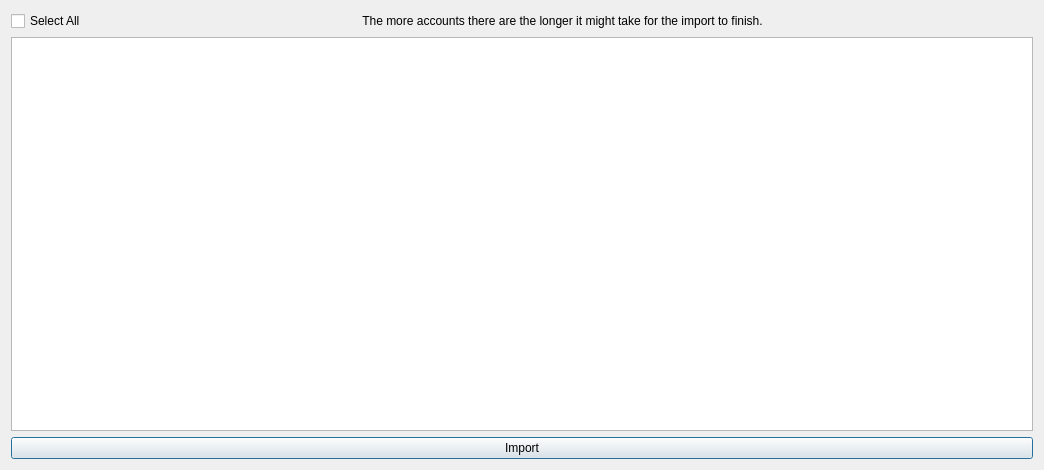
First picture: the form in designs/xml/browser_import_window.ui, repository daniel-deru/WorkMate-3.0, before the edit.
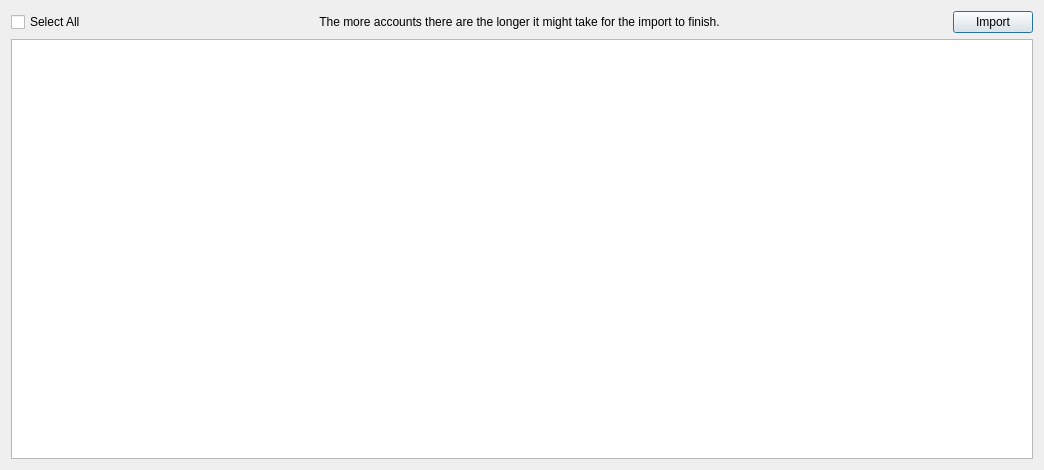
Second picture: the form after the edit.

Diff of the .ui file:
```diff
--- a/designs/xml/browser_import_window.ui
+++ b/designs/xml/browser_import_window.ui
@@ -60,13 +60,6 @@
        </property>
       </widget>
      </item>
-    </layout>
-   </item>
-   <item>
-    <widget class="QTableWidget" name="tbl_accounts"/>
-   </item>
-   <item>
-    <layout class="QHBoxLayout" name="horizontalLayout_2">
      <item>
       <widget class="QPushButton" name="btn_import">
        <property name="cursor">
@@ -79,6 +72,9 @@
      </item>
     </layout>
    </item>
+   <item>
+    <widget class="QTableWidget" name="tbl_accounts"/>
+   </item>
   </layout>
  </widget>
  <resources/>
```
